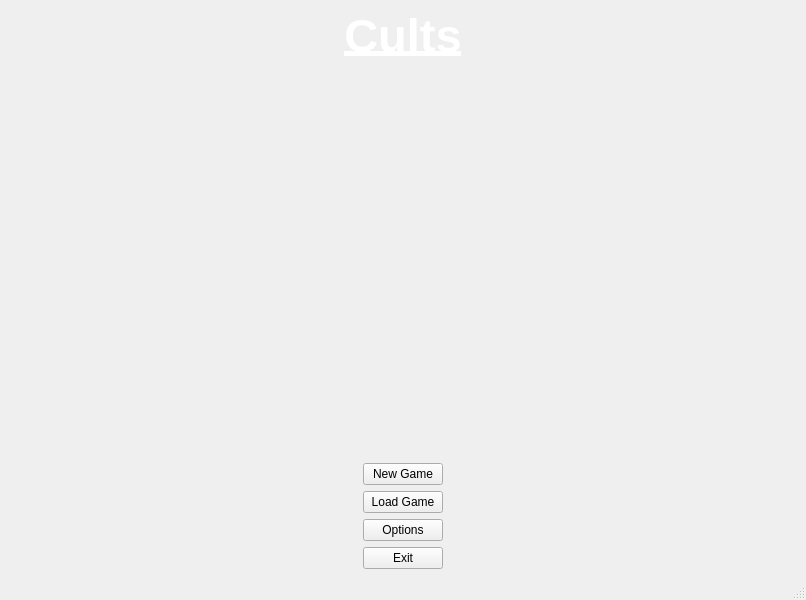
First picture: the form in Code/CultsInterface/MainMenuForm.ui, repository WhereItsAt/Cults, before the edit.
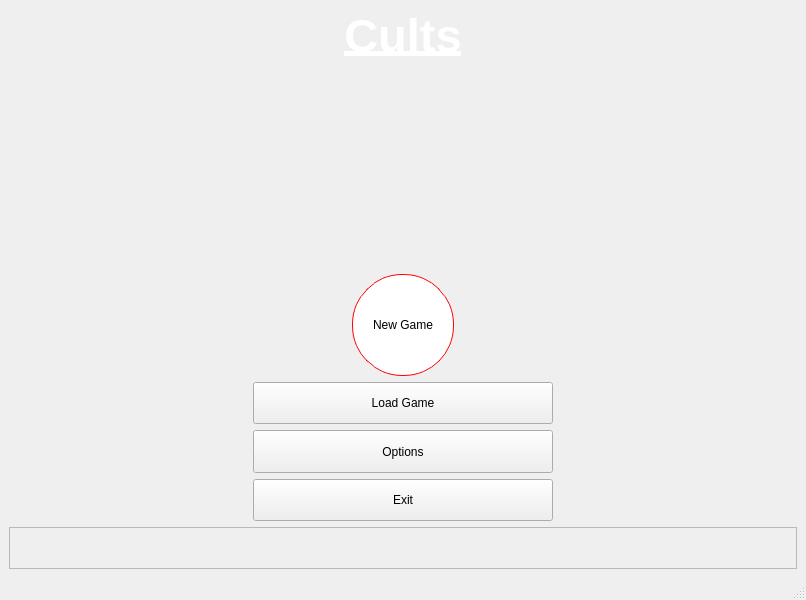
Second picture: the form after the edit. Icons and pictures are not drawn.

Diff of the .ui file:
```diff
--- a/Code/CultsInterface/MainMenuForm.ui
+++ b/Code/CultsInterface/MainMenuForm.ui
@@ -53,8 +53,6 @@
    </property>
    <layout class="QGridLayout">
     <item row="0" column="0">
-     <layout class="QGridLayout" name="gridLayout">
-      <item row="0" column="0">
        <layout class="QVBoxLayout" name="verticalLayout">
         <item>
          <widget class="QLabel" name="TitleLabel">
@@ -116,25 +114,63 @@
         </item>
         <item alignment="Qt::AlignHCenter">
          <widget class="QPushButton" name="NewButton">
+        <property name="minimumSize">
+         <size>
+          <width>102</width>
+          <height>102</height>
+         </size>
+        </property>
           <property name="maximumSize">
            <size>
-            <width>150</width>
-            <height>16777215</height>
-           </size>
-          </property>
+          <width>102</width>
+          <height>102</height>
+         </size>
+        </property>
+        <property name="cursor">
+         <cursorShape>CrossCursor</cursorShape>
+        </property>
+        <property name="styleSheet">
+         <string notr="true"> background-color: white;
+ border-style: solid;
+ border-width:1px;
+ border-radius:50px;
+ border-color: red;
+ max-width:100px;
+ max-height:100px;
+ min-width:100px;
+ min-height:100px;</string>
+        </property>
           <property name="text">
            <string>New Game</string>
           </property>
+        <property name="autoDefault">
+         <bool>false</bool>
+        </property>
+        <property name="default">
+         <bool>false</bool>
+        </property>
+        <property name="flat">
+         <bool>false</bool>
+        </property>
          </widget>
         </item>
         <item alignment="Qt::AlignHCenter">
          <widget class="QPushButton" name="LoadButton">
+        <property name="minimumSize">
+         <size>
+          <width>300</width>
+          <height>40</height>
+         </size>
+        </property>
           <property name="maximumSize">
            <size>
-            <width>150</width>
-            <height>16777215</height>
-           </size>
-          </property>
+          <width>600</width>
+          <height>150</height>
+         </size>
+        </property>
+        <property name="cursor">
+         <cursorShape>CrossCursor</cursorShape>
+        </property>
           <property name="text">
            <string>Load Game</string>
           </property>
@@ -142,12 +178,21 @@
         </item>
         <item alignment="Qt::AlignHCenter">
          <widget class="QPushButton" name="OptionsButton">
+        <property name="minimumSize">
+         <size>
+          <width>300</width>
+          <height>40</height>
+         </size>
+        </property>
           <property name="maximumSize">
            <size>
-            <width>150</width>
-            <height>16777215</height>
-           </size>
-          </property>
+          <width>600</width>
+          <height>150</height>
+         </size>
+        </property>
+        <property name="cursor">
+         <cursorShape>CrossCursor</cursorShape>
+        </property>
           <property name="text">
            <string>Options</string>
           </property>
@@ -155,18 +200,35 @@
         </item>
         <item alignment="Qt::AlignHCenter">
          <widget class="QPushButton" name="ExitButton">
+        <property name="minimumSize">
+         <size>
+          <width>300</width>
+          <height>40</height>
+         </size>
+        </property>
           <property name="maximumSize">
            <size>
-            <width>150</width>
-            <height>16777215</height>
-           </size>
-          </property>
+          <width>600</width>
+          <height>150</height>
+         </size>
+        </property>
+        <property name="cursor">
+         <cursorShape>CrossCursor</cursorShape>
+        </property>
           <property name="text">
            <string>Exit</string>
           </property>
          </widget>
         </item>
-       </layout>
+      <item>
+       <widget class="QFrame" name="frame">
+        <property name="frameShape">
+         <enum>QFrame::StyledPanel</enum>
+        </property>
+        <property name="frameShadow">
+         <enum>QFrame::Raised</enum>
+        </property>
+       </widget>
       </item>
      </layout>
     </item>
```
Lines whose indentation alone changed are shown as unchanged.
